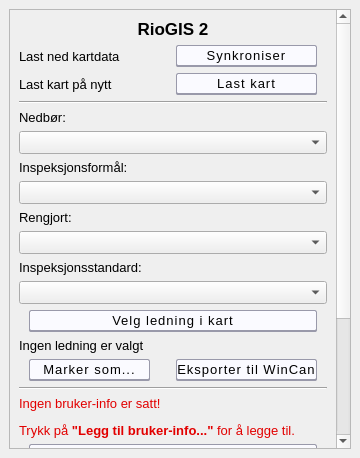
First picture: the form in riogisoffline/dialog/riogis_dockwidget.ui, repository vavpp/riogisoffline, before the edit.
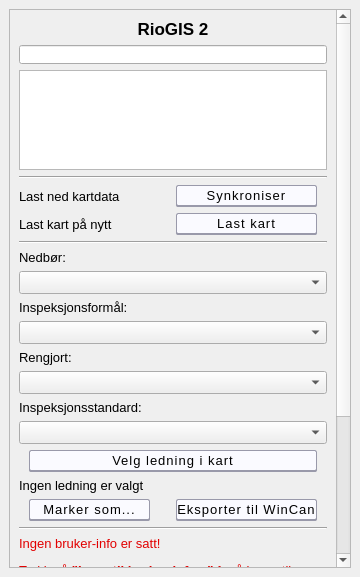
Second picture: the form after the edit. Custom widgets are drawn as their Qt base class.

Commit message: Add search function

```diff
--- a/riogisoffline/dialog/riogis_dockwidget.ui
+++ b/riogisoffline/dialog/riogis_dockwidget.ui
@@ -7,7 +7,7 @@
     <x>0</x>
     <y>0</y>
     <width>360</width>
-    <height>458</height>
+    <height>577</height>
    </rect>
   </property>
   <property name="minimumSize">
@@ -71,47 +71,57 @@
        <property name="geometry">
         <rect>
          <x>0</x>
-         <y>-224</y>
-         <width>307</width>
-         <height>679</height>
+         <y>0</y>
+         <width>323</width>
+         <height>804</height>
         </rect>
        </property>
        <layout class="QGridLayout" name="gridLayout">
-        <item row="8" column="0" colspan="2">
-         <widget class="QComboBox" name="cmbSelectPurpose"/>
-        </item>
-        <item row="9" column="0" colspan="2">
-         <widget class="QLabel" name="lblSelectCleaned">
-          <property name="text">
-           <string>Rengjort:</string>
-          </property>
-         </widget>
-        </item>
         <item row="13" column="0" colspan="2">
-         <widget class="QComboBox" name="cmbSelectStandard"/>
-        </item>
-        <item row="5" column="0" colspan="2">
-         <widget class="QLabel" name="lblSelectWeather">
-          <property name="text">
-           <string>Nedbør:</string>
-          </property>
-         </widget>
-        </item>
-        <item row="7" column="0" colspan="2">
          <widget class="QLabel" name="lblSelectPurpose">
           <property name="text">
            <string>Inspeksjonsformål:</string>
           </property>
          </widget>
         </item>
-        <item row="39" column="0" colspan="2">
-         <widget class="QPushButton" name="btnUpload">
+        <item row="31" column="0" colspan="2">
+         <widget class="QLabel" name="textLedningValgt">
           <property name="text">
-           <string>Last opp</string>
+           <string>Ingen ledning er valgt</string>
           </property>
+          <property name="wordWrap">
+           <bool>true</bool>
+          </property>
          </widget>
         </item>
-        <item row="41" column="0" colspan="2">
+        <item row="37" column="0" colspan="2">
+         <widget class="QPushButton" name="btnSelectSettingsFile">
+          <property name="text">
+           <string>Legg til bruker-info...</string>
+          </property>
+         </widget>
+        </item>
+        <item row="32" column="0">
+         <widget class="QPushButton" name="btnMarker">
+          <property name="text">
+           <string>Marker som...</string>
+          </property>
+         </widget>
+        </item>
+        <item row="16" column="0" colspan="2">
+         <widget class="QComboBox" name="cmbSelectPrewashed"/>
+        </item>
+        <item row="11" column="0" colspan="2">
+         <widget class="QLabel" name="lblSelectWeather">
+          <property name="text">
+           <string>Nedbør:</string>
+          </property>
+         </widget>
+        </item>
+        <item row="12" column="0" colspan="2">
+         <widget class="QComboBox" name="cmbSelectWeather"/>
+        </item>
+        <item row="47" column="0" colspan="2">
          <spacer name="horizontalSpacer">
           <property name="orientation">
            <enum>Qt::Horizontal</enum>
@@ -124,21 +134,7 @@
           </property>
          </spacer>
         </item>
-        <item row="0" column="0" colspan="2">
-         <widget class="QLabel" name="label_6">
-          <property name="text">
-           <string>&lt;html&gt;&lt;head/&gt;&lt;body&gt;&lt;p align=&quot;center&quot;&gt;&lt;span style=&quot; font-size:13pt; font-weight:600;&quot;&gt;RioGIS 2&lt;/span&gt;&lt;/p&gt;&lt;/body&gt;&lt;/html&gt;</string>
-          </property>
-         </widget>
-        </item>
-        <item row="1" column="0">
-         <widget class="QLabel" name="label_3">
-          <property name="text">
-           <string>Last ned kartdata</string>
-          </property>
-         </widget>
-        </item>
-        <item row="40" column="1">
+        <item row="46" column="1">
          <spacer name="verticalSpacer">
           <property name="orientation">
            <enum>Qt::Vertical</enum>
@@ -151,45 +147,45 @@
           </property>
          </spacer>
         </item>
-        <item row="35" column="0" colspan="2">
-         <widget class="QLabel" name="label_5">
+        <item row="17" column="0" colspan="2">
+         <widget class="QLabel" name="lblSelectStandard">
           <property name="text">
-           <string>Velg mappe å laste opp</string>
+           <string>Inspeksjonsstandard:</string>
           </property>
           <property name="wordWrap">
            <bool>true</bool>
           </property>
          </widget>
         </item>
-        <item row="31" column="0" colspan="2">
-         <widget class="QPushButton" name="btnSelectSettingsFile">
+        <item row="15" column="0" colspan="2">
+         <widget class="QLabel" name="lblSelectCleaned">
           <property name="text">
-           <string>Legg til bruker-info...</string>
+           <string>Rengjort:</string>
           </property>
          </widget>
         </item>
-        <item row="26" column="0">
-         <widget class="QPushButton" name="btnMarker">
-          <property name="text">
-           <string>Marker som...</string>
+        <item row="10" column="0" colspan="2">
+         <widget class="Line" name="line_2">
+          <property name="orientation">
+           <enum>Qt::Horizontal</enum>
           </property>
          </widget>
         </item>
-        <item row="1" column="1">
+        <item row="39" column="0" colspan="2">
+         <widget class="Line" name="line_3">
+          <property name="orientation">
+           <enum>Qt::Horizontal</enum>
+          </property>
+         </widget>
+        </item>
+        <item row="7" column="1">
          <widget class="QPushButton" name="btnSync">
           <property name="text">
            <string>Synkroniser</string>
           </property>
          </widget>
         </item>
-        <item row="26" column="1">
-         <widget class="QPushButton" name="btnEksport">
-          <property name="text">
-           <string>Eksporter til WinCan</string>
-          </property>
-         </widget>
-        </item>
-        <item row="30" column="0" colspan="2">
+        <item row="36" column="0" colspan="2">
          <widget class="QLabel" name="textBrukerInfo">
           <property name="text">
            <string>&lt;html&gt;&lt;head/&gt;&lt;body&gt;&lt;p&gt;&lt;span style=&quot; color:#e20000;&quot;&gt;Ingen bruker-info er satt! &lt;/span&gt;&lt;/p&gt;&lt;p&gt;&lt;span style=&quot; color:#e20000;&quot;&gt;Trykk på &lt;/span&gt;&lt;span style=&quot; font-weight:600; color:#e20000;&quot;&gt;&amp;quot;Legg til bruker-info...&amp;quot;&lt;/span&gt;&lt;span style=&quot; color:#e20000;&quot;&gt; for å legge til. &lt;/span&gt;&lt;/p&gt;&lt;/body&gt;&lt;/html&gt;</string>
@@ -199,27 +195,38 @@
           </property>
          </widget>
         </item>
-        <item row="34" column="0" colspan="2">
-         <widget class="QLabel" name="label_7">
+        <item row="7" column="0">
+         <widget class="QLabel" name="label_3">
           <property name="text">
-           <string>&lt;html&gt;&lt;head/&gt;&lt;body&gt;&lt;p align=&quot;left&quot;&gt;&lt;span style=&quot; font-weight:600;&quot;&gt;Last opp ferdige inspeksjoner&lt;/span&gt;&lt;/p&gt;&lt;/body&gt;&lt;/html&gt;</string>
+           <string>Last ned kartdata</string>
           </property>
          </widget>
         </item>
-        <item row="25" column="0" colspan="2">
-         <widget class="QLabel" name="textLedningValgt">
+        <item row="0" column="0" colspan="2">
+         <widget class="QLabel" name="label_6">
           <property name="text">
-           <string>Ingen ledning er valgt</string>
+           <string>&lt;html&gt;&lt;head/&gt;&lt;body&gt;&lt;p align=&quot;center&quot;&gt;&lt;span style=&quot; font-size:13pt; font-weight:600;&quot;&gt;RioGIS 2&lt;/span&gt;&lt;/p&gt;&lt;/body&gt;&lt;/html&gt;</string>
           </property>
-          <property name="wordWrap">
-           <bool>true</bool>
+         </widget>
+        </item>
+        <item row="44" column="0" colspan="2">
+         <widget class="QgsFileWidget" name="selectUploadDir">
+          <property name="storageMode">
+           <enum>QgsFileWidget::GetDirectory</enum>
           </property>
          </widget>
         </item>
-        <item row="10" column="0" colspan="2">
-         <widget class="QComboBox" name="cmbSelectPrewashed"/>
+        <item row="1" column="0" colspan="2">
+         <widget class="QLineEdit" name="searchBox">
+          <property name="text">
+           <string/>
+          </property>
+         </widget>
         </item>
-        <item row="16" column="0" colspan="2">
+        <item row="19" column="0" colspan="2">
+         <widget class="QComboBox" name="cmbSelectStandard"/>
+        </item>
+        <item row="22" column="0" colspan="2">
          <widget class="QPushButton" name="btnSelectMapClick">
           <property name="styleSheet">
            <string notr="true"/>
@@ -229,55 +236,75 @@
           </property>
          </widget>
         </item>
-        <item row="3" column="1">
+        <item row="9" column="1">
          <widget class="QPushButton" name="btnReset">
           <property name="text">
            <string>Last kart</string>
           </property>
          </widget>
         </item>
-        <item row="38" column="0" colspan="2">
-         <widget class="QgsFileWidget" name="selectUploadDir">
-          <property name="storageMode">
-           <enum>QgsFileWidget::GetDirectory</enum>
+        <item row="32" column="1">
+         <widget class="QPushButton" name="btnEksport">
+          <property name="text">
+           <string>Eksporter til WinCan</string>
           </property>
          </widget>
         </item>
-        <item row="3" column="0">
+        <item row="45" column="0" colspan="2">
+         <widget class="QPushButton" name="btnUpload">
+          <property name="text">
+           <string>Last opp</string>
+          </property>
+         </widget>
+        </item>
+        <item row="3" column="0" colspan="2">
+         <widget class="Line" name="line_4">
+          <property name="orientation">
+           <enum>Qt::Horizontal</enum>
+          </property>
+         </widget>
+        </item>
+        <item row="9" column="0">
          <widget class="QLabel" name="label_4">
           <property name="text">
            <string>Last kart på nytt</string>
           </property>
          </widget>
         </item>
-        <item row="6" column="0" colspan="2">
-         <widget class="QComboBox" name="cmbSelectWeather"/>
-        </item>
-        <item row="4" column="0" colspan="2">
-         <widget class="Line" name="line_2">
-          <property name="orientation">
-           <enum>Qt::Horizontal</enum>
+        <item row="41" column="0" colspan="2">
+         <widget class="QLabel" name="label_5">
+          <property name="text">
+           <string>Velg mappe å laste opp</string>
           </property>
-         </widget>
-        </item>
-        <item row="33" column="0" colspan="2">
-         <widget class="Line" name="line_3">
-          <property name="orientation">
-           <enum>Qt::Horizontal</enum>
+          <property name="wordWrap">
+           <bool>true</bool>
           </property>
          </widget>
         </item>
-        <item row="29" column="0" colspan="2">
+        <item row="14" column="0" colspan="2">
+         <widget class="QComboBox" name="cmbSelectPurpose"/>
+        </item>
+        <item row="35" column="0" colspan="2">
          <widget class="Line" name="line">
           <property name="orientation">
            <enum>Qt::Horizontal</enum>
           </property>
          </widget>
         </item>
-        <item row="11" column="0" colspan="2">
-         <widget class="QLabel" name="lblSelectStandard">
+        <item row="40" column="0" colspan="2">
+         <widget class="QLabel" name="label_7">
           <property name="text">
-           <string>Inspeksjonsstandard:</string>
+           <string>&lt;html&gt;&lt;head/&gt;&lt;body&gt;&lt;p align=&quot;left&quot;&gt;&lt;span style=&quot; font-weight:600;&quot;&gt;Last opp ferdige inspeksjoner&lt;/span&gt;&lt;/p&gt;&lt;/body&gt;&lt;/html&gt;</string>
+          </property>
+         </widget>
+        </item>
+        <item row="2" column="0" colspan="2">
+         <widget class="QListWidget" name="searchResults">
+          <property name="maximumSize">
+           <size>
+            <width>16777215</width>
+            <height>100</height>
+           </size>
           </property>
          </widget>
         </item>
```
Left out of the diff: 3 changed lines with no effect on the pictures. The commit also changes 2 other files.
